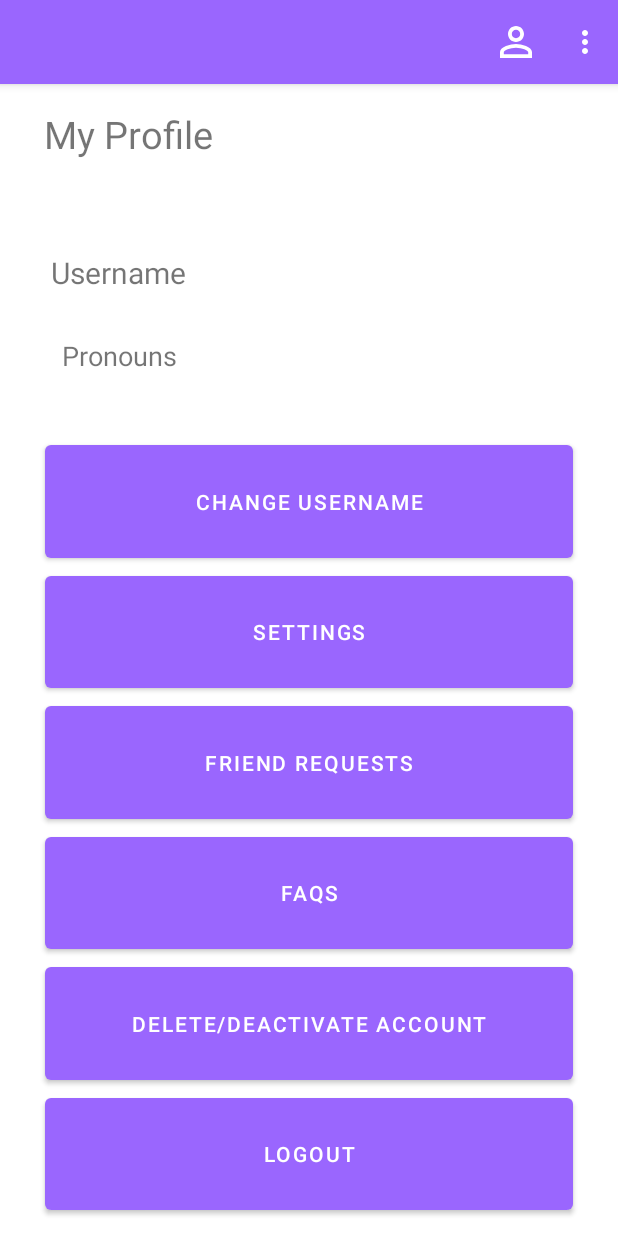
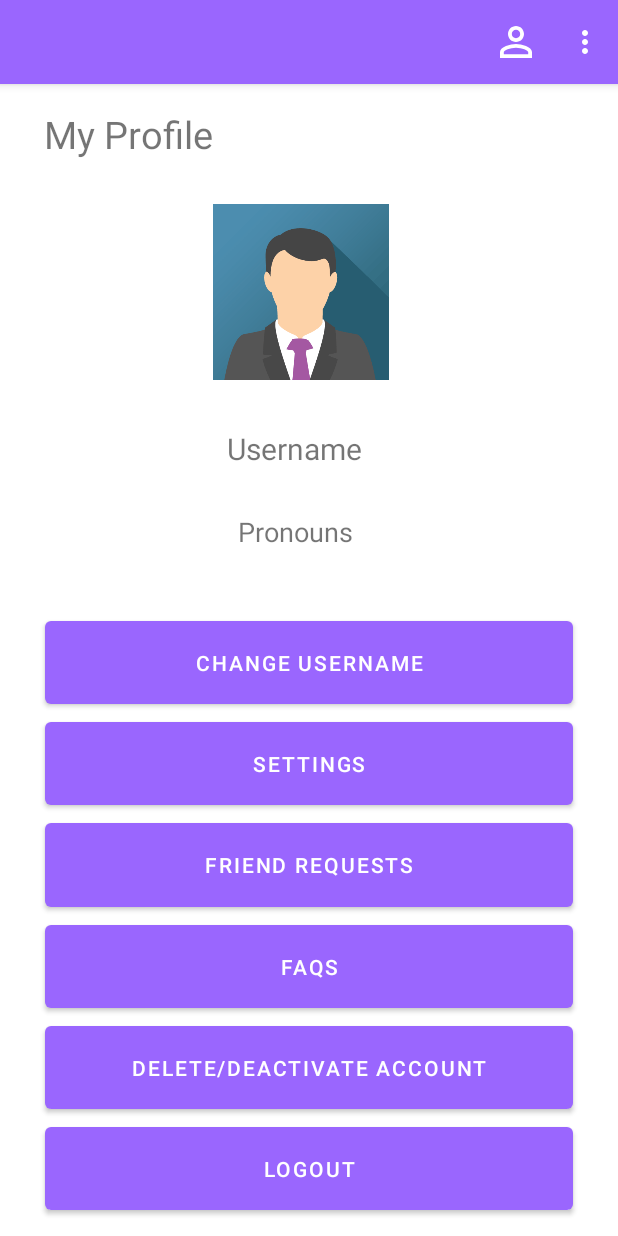
Before and after one commit to portryan/Truth-or-Err-Capstone, an Android app: the Profile screen opened directly, with no data from a screen before it, on a phone screen of 412 x 824 dp. Run offline under Robolectric (Android 15) with nearby library versions, the phone set to English and light mode, and no system bars.

Commit message:
Fixed avatar images

```diff
--- a/app/src/main/res/layout/activity_answer_question.xml
+++ b/app/src/main/res/layout/activity_answer_question.xml
@@ -68,7 +68,7 @@
         app:layout_constraintEnd_toStartOf="@+id/textView2"
         app:layout_constraintStart_toStartOf="parent"
         app:layout_constraintTop_toTopOf="parent"
-        tools:srcCompat="@drawable/avatar" />
+        android:src="@drawable/img_avatar" />
 
     <TextView
         android:id="@+id/textView2"
--- a/app/src/main/res/layout/activity_profile.xml
+++ b/app/src/main/res/layout/activity_profile.xml
@@ -6,17 +6,19 @@
     android:layout_height="match_parent"
     tools:context=".Profile">
 
+    <!--        tools:srcCompat="@tools:sample/avatars"-->
+<!--        tools:visibility="visible" />-->
+
     <ImageView
         android:id="@+id/profilePicture"
-        android:layout_width="wrap_content"
-        android:layout_height="wrap_content"
+        android:layout_width="117dp"
+        android:layout_height="117dp"
         android:layout_marginBottom="32dp"
+        android:src="@drawable/img_avatar"
         android:visibility="visible"
         app:layout_constraintBottom_toTopOf="@+id/username"
         app:layout_constraintStart_toEndOf="@+id/textView"
-        app:layout_constraintTop_toBottomOf="@+id/textView"
-        tools:srcCompat="@tools:sample/avatars"
-        tools:visibility="visible" />
+        app:layout_constraintTop_toBottomOf="@+id/textView" />
 
     <TextView
         android:id="@+id/textView"
```
Also changed, not shown: app/src/main/res/drawable/img_avatar.png (added).
